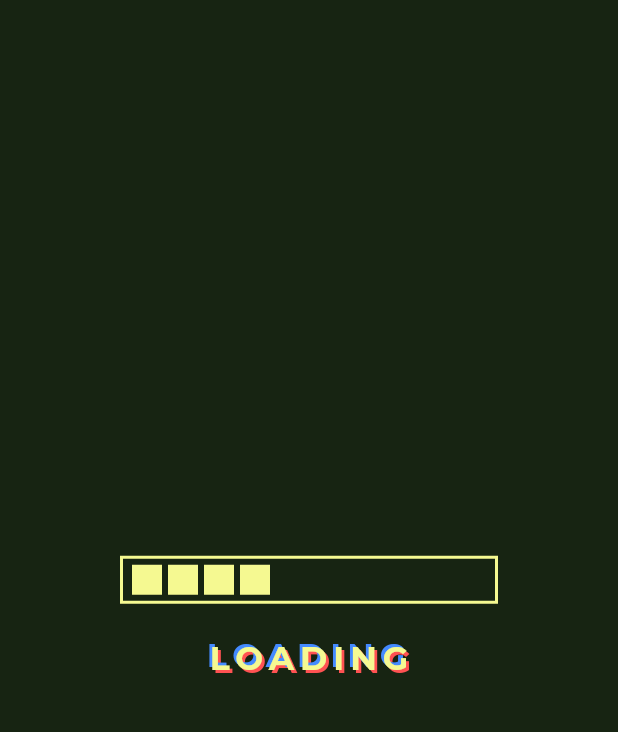
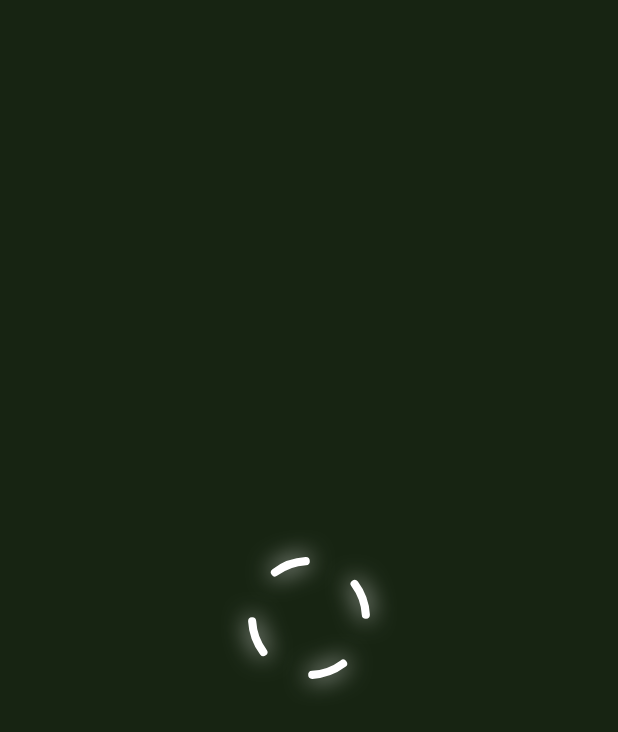
Before and after one commit to AhmmedThanveer/portfolio_web_app, a Flutter app: the first screen one second after launch, on a phone screen of 412 x 824 dp. Shown: the top 732 px of the screen. Run offline on Flutter 3.47's test engine with Material 3 defaults, Android fonts, the phone set to English and light mode, and no system bars; our stand-ins replace flutter_bloc, font_awesome_flutter, google_fonts.

Commit message:
Retro Loading edded

```diff
--- a/lib/Ui/View/loading.dart
+++ b/lib/Ui/View/loading.dart
@@ -1,77 +1,152 @@
+import 'dart:math';
 import 'package:flutter/material.dart';
 import 'package:my_portfolio/Core/Constants/app_colors.dart';
 
 class RetroLoadingScreen extends StatelessWidget {
-  final double progress; // 0.0 → 1.0
-  final int totalBlocks; // number of blocks in bar
+  const RetroLoadingScreen({super.key});
 
-  const RetroLoadingScreen({
+  @override
+  Widget build(BuildContext context) {
+    return Scaffold(
+      backgroundColor: kDark,
+      body: const Center(child: RetroCircularLoader()),
+    );
+  }
+}
+
+class RetroCircularLoader extends StatefulWidget {
+  final double size;
+  final int segments;
+  final Duration cycleDuration;
+
+  const RetroCircularLoader({
     super.key,
-    required this.progress,
-    this.totalBlocks = 10, // default 10 pieces
+    this.size = 120,
+    this.segments = 4,
+    this.cycleDuration = const Duration(milliseconds: 1800),
   });
 
   @override
+  State<RetroCircularLoader> createState() => _RetroCircularLoaderState();
+}
+
+class _RetroCircularLoaderState extends State<RetroCircularLoader>
+    with SingleTickerProviderStateMixin {
+  late final AnimationController _controller;
+
+  @override
+  void initState() {
+    super.initState();
+    _controller = AnimationController(
+      vsync: this,
+      duration: widget.cycleDuration,
+    )..repeat();
+  }
+
+  @override
+  void dispose() {
+    _controller.dispose();
+    super.dispose();
+  }
+
+  @override
   Widget build(BuildContext context) {
-    final size = MediaQuery.of(context).size;
-
-    // Decide screen type
-    bool isMobile = size.width < 600;
-    bool isTablet = size.width >= 600 && size.width < 1100;
-
-    // Responsive values
-    double blockSize = isMobile ? 20 : (isTablet ? 28 : 36);
-    double spacing = 4;
-    double fontSize = isMobile ? 22 : (isTablet ? 28 : 36);
-
-    // Calculate how many blocks should be filled
-    int filledBlocks = (progress * totalBlocks).floor();
-
-    return Scaffold(
-      backgroundColor: kDark,
-      body: Center(
-        child: Column(
-          mainAxisAlignment: MainAxisAlignment.center,
-          children: [
-            // ---- Loading Bar with single outer border ----
-            Container(
-              padding: EdgeInsets.all(4),
-              decoration: BoxDecoration(
-                border: Border.all(color: kAccent, width: 2),
-              ),
-              child: Row(
-                mainAxisSize: MainAxisSize.min,
-                children: List.generate(totalBlocks, (index) {
-                  return Container(
-                    margin: EdgeInsets.symmetric(horizontal: spacing / 2),
-                    width: blockSize,
-                    height: blockSize,
-                    color: index < filledBlocks ? kAccent : Colors.transparent,
-                  );
-                }),
-              ),
+    return SizedBox(
+      width: widget.size,
+      height: widget.size,
+      child: AnimatedBuilder(
+        animation: _controller,
+        builder: (context, child) {
+          return CustomPaint(
+            painter: _CircularGlowPainter(
+              progress: _controller.value,
+              segments: widget.segments,
             ),
-
-            const SizedBox(height: 20),
-
-            // ---- LOADING Text with retro shadows ----
-            Text(
-              "LOADING",
-              style: TextStyle(
-                fontSize: fontSize,
-                color: kAccent,
-                fontFamily: "Montserrat",
-                fontWeight: FontWeight.bold,
-                letterSpacing: 4,
-                shadows: [
-                  Shadow(offset: Offset(2, 2), color: Colors.redAccent),
-                  Shadow(offset: Offset(-2, -2), color: Colors.blueAccent),
-                ],
-              ),
-            ),
-          ],
-        ),
+          );
+        },
       ),
     );
   }
 }
+
+class _CircularGlowPainter extends CustomPainter {
+  final double progress;
+  final int segments;
+
+  _CircularGlowPainter({required this.progress, required this.segments});
+
+  final Color glowColor = Colors.white;
+
+  @override
+  void paint(Canvas canvas, Size size) {
+    final center = Offset(size.width / 2, size.height / 2);
+    final radius = size.width * 0.3;
+    final baseStroke = size.width * 0.045;
+
+    final rotation = progress * 2 * pi;
+
+    final glowPaint = Paint()
+      ..style = PaintingStyle.stroke
+      ..strokeCap = StrokeCap.round
+      ..strokeWidth = baseStroke
+      ..color = glowColor.withOpacity(0.9)
+      ..maskFilter = const MaskFilter.blur(BlurStyle.normal, 8);
+
+    final corePaint = Paint()
+      ..style = PaintingStyle.stroke
+      ..strokeCap = StrokeCap.round
+      ..strokeWidth = baseStroke
+      ..color = glowColor;
+
+    // Split animation (arcs morph into dots)
+    double splitAnim = (sin(progress * 2 * pi) + 1) / 2;
+    splitAnim = pow(splitAnim, 3).toDouble();
+
+    for (int i = 0; i < segments; i++) {
+      final segPhase = (i / segments) * 2 * pi;
+      final angle = rotation + segPhase;
+
+      final arcLength = lerpDouble(pi / 4, 0.12, splitAnim)!;
+      final outward = lerpDouble(0, radius * 0.18, splitAnim)!;
+
+      final r = radius + outward;
+      final rect = Rect.fromCircle(center: center, radius: r);
+      final start = angle - arcLength / 2;
+
+      if (arcLength <= 0.18) {
+        // Draw dot form
+        final dotPos = Offset(
+          center.dx + r * cos(angle),
+          center.dy + r * sin(angle),
+        );
+
+        final glowCircle = Paint()
+          ..style = PaintingStyle.fill
+          ..color = glowColor.withOpacity(0.9)
+          ..maskFilter = const MaskFilter.blur(BlurStyle.normal, 6);
+
+        final coreCircle = Paint()
+          ..style = PaintingStyle.fill
+          ..color = glowColor;
+
+        canvas.drawCircle(dotPos, baseStroke * 0.45, glowCircle);
+        canvas.drawCircle(dotPos, baseStroke * 0.25, coreCircle);
+      } else {
+        // Draw arc form
+        canvas.drawArc(rect, start, arcLength, false, glowPaint);
+        canvas.drawArc(rect, start, arcLength, false, corePaint);
+      }
+    }
+  }
+
+  @override
+  bool shouldRepaint(covariant _CircularGlowPainter oldDelegate) =>
+      oldDelegate.progress != progress;
+
+  double? lerpDouble(num? a, num? b, double t) {
+    if (a == null && b == null) return null;
+    a = a ?? 0;
+    b = b ?? 0;
+    return a + (b - a) * t;
+  }
+}
--- a/lib/main.dart
+++ b/lib/main.dart
@@ -64,8 +64,7 @@ class _PortfolioHomePageState extends State<PortfolioHomePage> {
             return TweenAnimationBuilder<double>(
               tween: Tween(begin: 0, end: 1),
               duration: const Duration(seconds: 2),
-              builder: (context, value, _) =>
-                  RetroLoadingScreen(progress: value),
+              builder: (context, value, _) => RetroLoadingScreen(),
             );
           }
 
```
